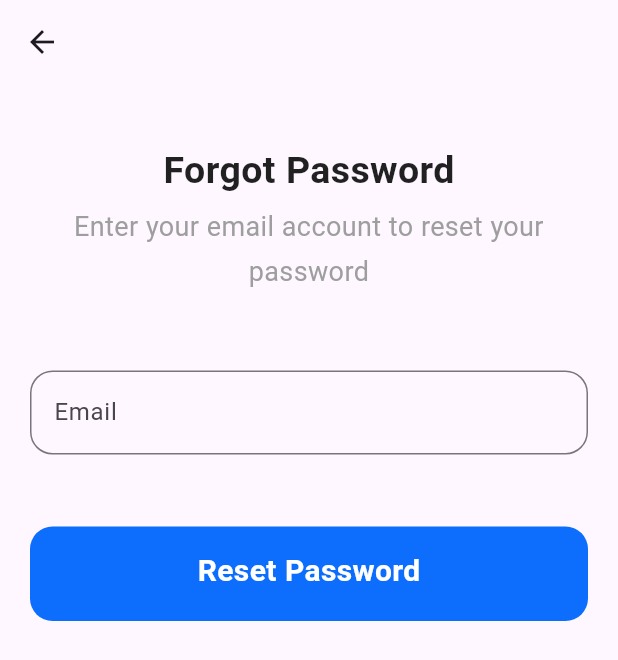
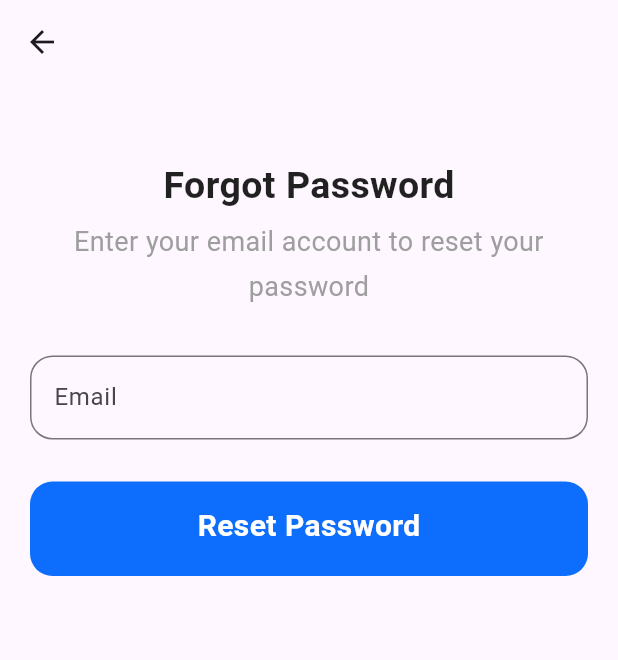
Before and after one commit to H-R-S/GuideWay, a Flutter app: the ForgotPasswordScreen screen opened by its route, on a phone screen of 412 x 824 dp. Shown: the top 660 px of the screen. Run offline on Flutter 3.47's test engine with Material 2 defaults, Android fonts, the phone set to English and light mode, and no system bars; our stand-ins replace camera, google_fonts, permission_handler, shared_preferences; accounts and stored records are empty.

Commit message:
Screen UI Updated | Forgot Password Screen

```diff
--- a/lib/view/screens/forgot_password/forgot_password_screen.dart
+++ b/lib/view/screens/forgot_password/forgot_password_screen.dart
@@ -17,16 +17,16 @@ class ForgotPasswordScreen extends StatelessWidget {
           Navigator.pop(context);
         })),
         body: Padding(
-            padding: const EdgeInsets.all(20).copyWith(top: 40),
+            padding: const EdgeInsets.all(20).copyWith(top: 50),
             child: Column(
               mainAxisSize: MainAxisSize.min,
               children: [
               const MainTag(
                   title: "Forgot Password",
                   subTitle: "Enter your email account to reset your password"),
-              const SizedBox(height: 40),
+              const SizedBox(height: 20),
               MyTextField(controller: emailController, hint: "Email"),
-              const SizedBox(height: 40),
+              const SizedBox(height: 20),
               MyElevatedButton(
                   title: "Reset Password",
                   onTap: () {
```
